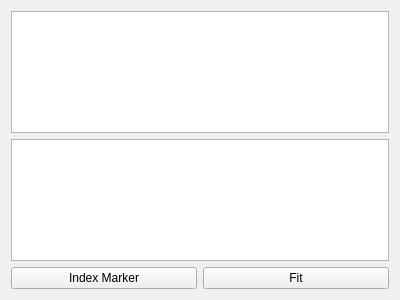
Old version of the form Fit.ui in the repository BackupTheBerlios/clip-svn.
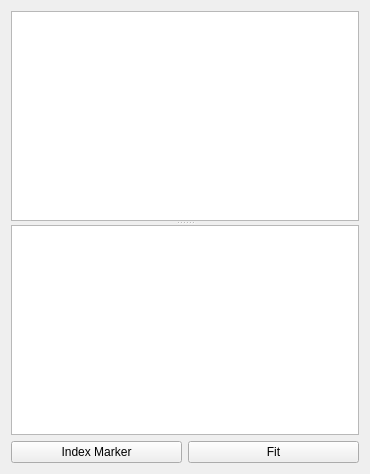
New version of the form.

```diff
--- a/Fit.ui
+++ b/Fit.ui
@@ -5,34 +5,37 @@
    <rect>
     <x>0</x>
     <y>0</y>
-    <width>400</width>
-    <height>300</height>
+    <width>370</width>
+    <height>474</height>
    </rect>
   </property>
   <property name="windowTitle" >
    <string>Fit</string>
   </property>
   <layout class="QGridLayout" name="gridLayout" >
-   <item row="1" column="0" colspan="2" >
-    <widget class="QTableView" name="markerView" />
+   <item row="0" column="0" colspan="2" >
+    <widget class="QSplitter" name="splitter" >
+     <property name="orientation" >
+      <enum>Qt::Vertical</enum>
+     </property>
+     <widget class="QTreeView" name="paramView" />
+     <widget class="QTableView" name="markerView" />
+    </widget>
    </item>
-   <item row="2" column="0" >
+   <item row="1" column="0" >
     <widget class="QPushButton" name="indexButton" >
      <property name="text" >
       <string>Index Marker</string>
      </property>
     </widget>
    </item>
-   <item row="2" column="1" >
+   <item row="1" column="1" >
     <widget class="QPushButton" name="fitButton" >
      <property name="text" >
       <string>Fit</string>
      </property>
     </widget>
    </item>
-   <item row="0" column="0" colspan="2" >
-    <widget class="QTreeView" name="paramView" />
-   </item>
   </layout>
  </widget>
  <resources/>
```
